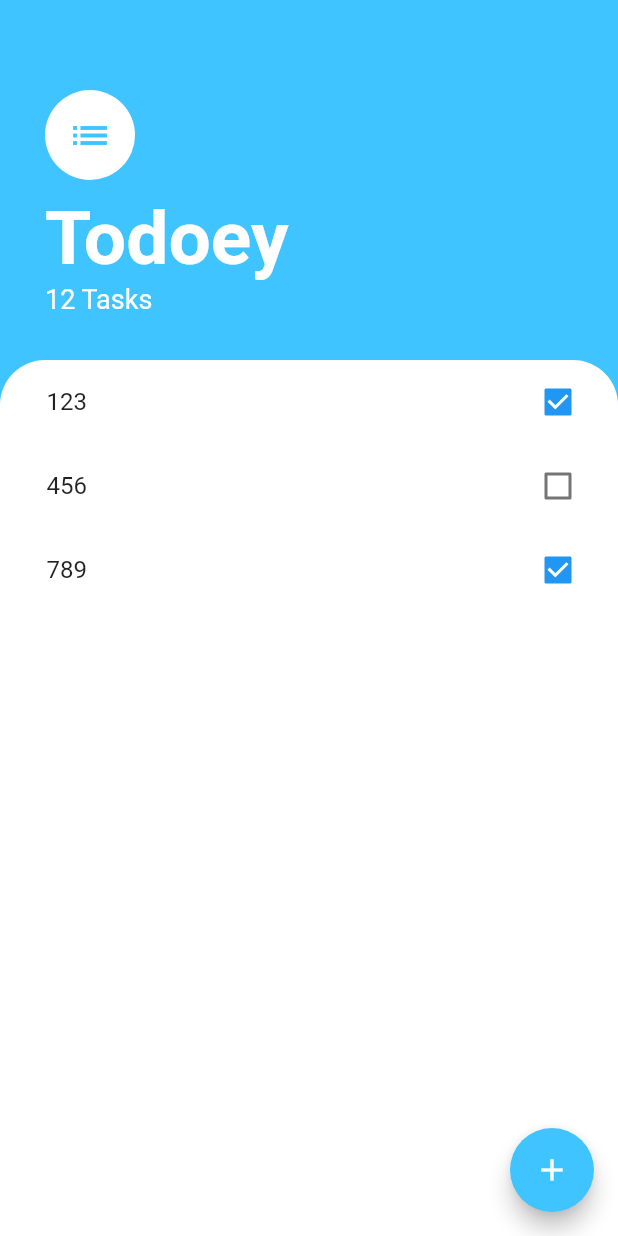
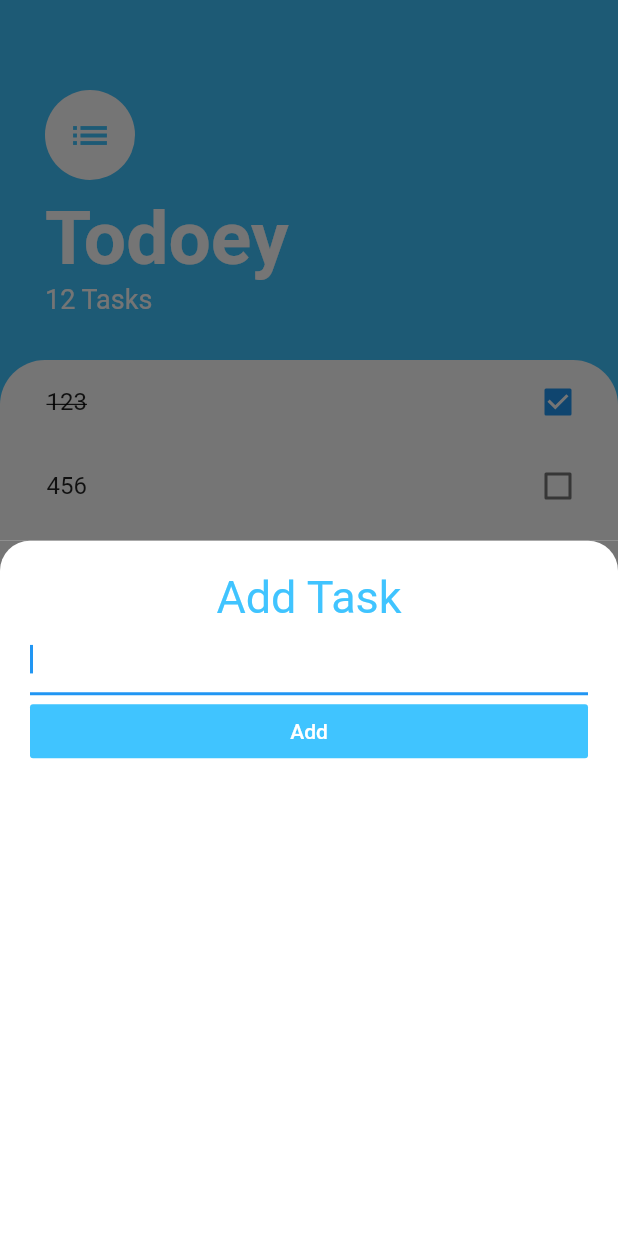
Before and after one commit to FeltesPT/todoey, a Flutter app: the screen it shows after launch, after a tap on the "add" icon, on a phone screen of 412 x 824 dp. Run offline on Flutter 3.47's test engine with Material 2 defaults, Android fonts, the phone set to English and light mode, and no system bars.

Commit message:
Add task screen & list functionality

```diff
--- a/lib/models/task.dart
+++ b/lib/models/task.dart
@@ -1,6 +1,6 @@
 class Task {
-  Task({this.text, this.done = false});
+  Task({this.text, this.isDone = false});
 
   final String text;
-  final bool done;
+  bool isDone;
 }
--- /dev/null
+++ b/lib/screens/add_task_screen.dart
@@ -0,0 +1,44 @@
+import 'package:flutter/material.dart';
+
+class AddTaskScreen extends StatelessWidget {
+  @override
+  Widget build(BuildContext context) {
+    return Container(
+      color: Color(0xFF757575),
+      child: Container(
+        padding: EdgeInsets.all(20.0),
+        decoration: BoxDecoration(
+          color: Colors.white,
+          borderRadius: BorderRadius.only(
+            topLeft: Radius.circular(20.0),
+            topRight: Radius.circular(20.0),
+          ),
+        ),
+        child: Column(
+          crossAxisAlignment: CrossAxisAlignment.stretch,
+          children: <Widget>[
+            Text(
+              "Add Task",
+              style: TextStyle(
+                fontSize: 30.0,
+                color: Colors.lightBlueAccent,
+              ),
+              textAlign: TextAlign.center,
+            ),
+            TextField(
+              autofocus: true,
+            ),
+            FlatButton(
+              onPressed: () {
+                print("Add Task");
+              },
+              child: Text("Add"),
+              color: Colors.lightBlueAccent,
+              textColor: Colors.white,
+            ),
+          ],
+        ),
+      ),
+    );
+  }
+}
--- a/lib/screens/tasks_screen.dart
+++ b/lib/screens/tasks_screen.dart
@@ -1,24 +1,18 @@
 import 'package:flutter/material.dart';
 import 'package:todoey_flutter/widgets/task_list.dart';
-
-import 'package:todoey_flutter/models/task.dart';
+import 'add_task_screen.dart';
 
 class TasksScreen extends StatelessWidget {
-  final List<Task> tasks = [];
-
   @override
   Widget build(BuildContext context) {
-    tasks.add(Task(text: "123", done: true));
-    tasks.add(Task(text: "456"));
-    tasks.add(Task(text: "789", done: true));
-
     return Scaffold(
       backgroundColor: Colors.lightBlueAccent,
       floatingActionButton: FloatingActionButton(
         backgroundColor: Colors.lightBlueAccent,
         child: Icon(Icons.add),
         onPressed: () {
-          print('FAB pressed');
+          showModalBottomSheet(
+              context: context, builder: (context) => AddTaskScreen());
         },
       ),
       body: Column(
@@ -74,9 +68,7 @@ class TasksScreen extends StatelessWidget {
                   topRight: Radius.circular(30.0),
                 ),
               ),
-              child: TaskList(
-                tasks: tasks,
-              ),
+              child: TaskList(),
             ),
           ),
         ],
--- a/lib/widgets/task_item.dart
+++ b/lib/widgets/task_item.dart
@@ -2,19 +2,23 @@ import 'package:flutter/material.dart';
 import 'package:todoey_flutter/models/task.dart';
 
 class TaskItem extends StatelessWidget {
-  const TaskItem({Key key, this.task}) : super(key: key);
+  const TaskItem({Key key, this.task, this.onCheckboxToggle}) : super(key: key);
 
   final Task task;
+  final Function onCheckboxToggle;
 
   @override
   Widget build(BuildContext context) {
     return ListTile(
-      title: Text(task.text),
+      title: Text(
+        task.text,
+        style: TextStyle(
+          decoration: task.isDone ? TextDecoration.lineThrough : null,
+        ),
+      ),
       trailing: Checkbox(
-        value: task.done,
-        onChanged: (bool value) {
-          print("Change status");
-        },
+        value: task.isDone,
+        onChanged: onCheckboxToggle,
       ),
     );
   }
--- a/lib/widgets/task_list.dart
+++ b/lib/widgets/task_list.dart
@@ -2,20 +2,32 @@ import 'package:flutter/material.dart';
 import 'package:todoey_flutter/models/task.dart';
 import 'package:todoey_flutter/widgets/task_item.dart';
 
-class TaskList extends StatelessWidget {
-  const TaskList({@required this.tasks});
+class TaskList extends StatefulWidget {
+  @override
+  _TaskListState createState() => _TaskListState();
+}
 
-  final List<Task> tasks;
+class _TaskListState extends State<TaskList> {
+  final List<Task> tasks = [
+    Task(text: "123", isDone: true),
+    Task(text: "456"),
+    Task(text: "789", isDone: true),
+  ];
 
   @override
   Widget build(BuildContext context) {
-    List<TaskItem> items = [];
-    for (var task in tasks) {
-      items.add(TaskItem(task: task));
-    }
-
-    return ListView(
-      children: items,
+    return ListView.builder(
+      itemBuilder: (context, index) {
+        return TaskItem(
+          task: tasks[index],
+          onCheckboxToggle: (bool newValue) {
+            setState(() {
+              tasks[index].isDone = newValue;
+            });
+          },
+        );
+      },
+      itemCount: tasks.length,
     );
   }
 }
```
